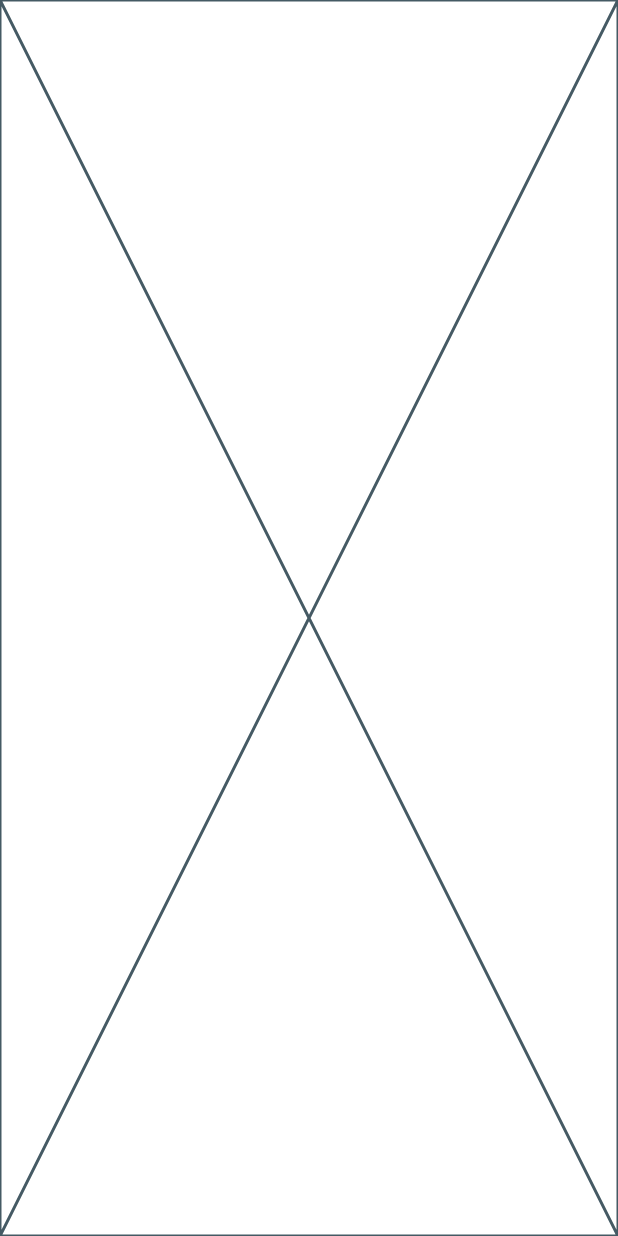
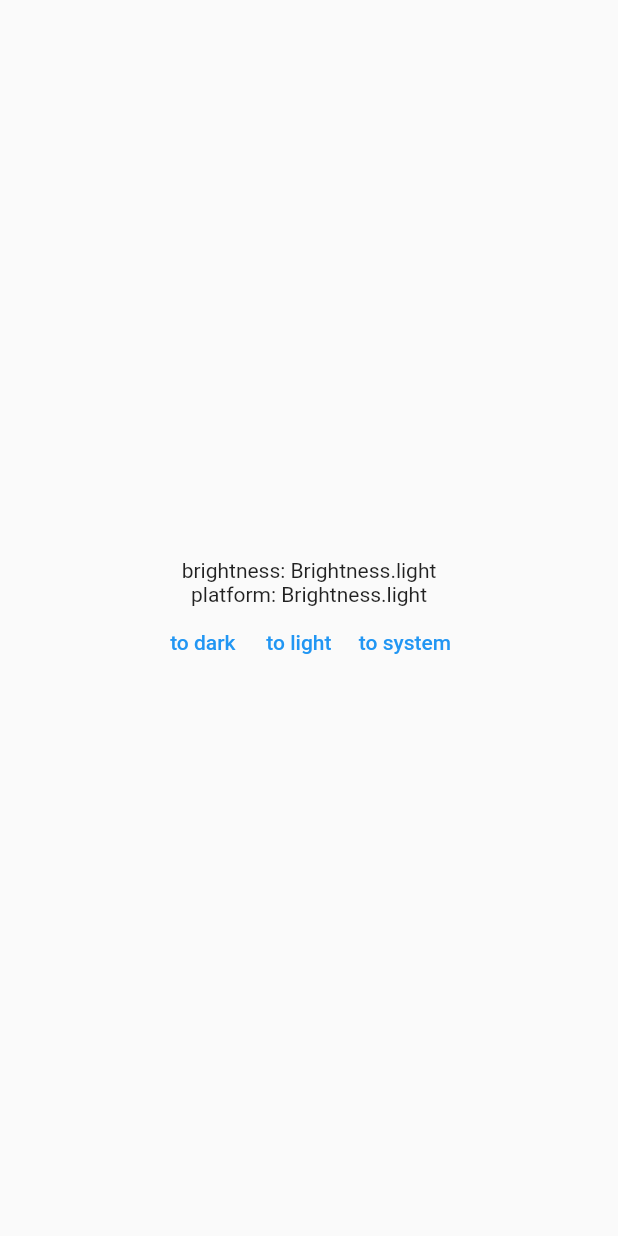
Before and after one commit to saaaltech/saaaltodos.old-230205, a Flutter app: the screen it shows after launch, on a phone screen of 412 x 824 dp. Run offline on Flutter 3.47's test engine with Material 2 defaults, Android fonts, the phone set to English and light mode, and no system bars.

Commit message:
feat: support dark mode control

```diff
--- a/lib/main.dart
+++ b/lib/main.dart
@@ -1,4 +1,6 @@
 import 'package:flutter/material.dart';
+import 'package:saaaltodos/status/app_root.dart';
+import 'package:saaaltodos/validate/app_root_validate.dart';
 
 void main() {
   runApp(const App());
@@ -9,6 +11,12 @@ class App extends StatelessWidget {
 
   @override
   Widget build(BuildContext context) {
-    return const Placeholder();
+    return AppRoot(
+      home: Scaffold(
+        body: Center(
+          child: ThemeModeValidate(),
+        ),
+      ),
+    );
   }
 }
--- /dev/null
+++ b/lib/status/app_root.dart
@@ -0,0 +1,115 @@
+import 'package:flutter/foundation.dart';
+import 'package:flutter/material.dart';
+
+/// Global key as the default key of [AppRoot] instance.
+final appRoot = GlobalKey();
+
+/// Handle theme and locale change at the root of an app.
+///
+/// You can call the getters of its [State] from its [GlobalKey]
+/// to set the theme, theme mode and locale and it will change as is.
+///
+/// It contains [MaterialApp] and has usually only one instance
+/// at the root of the whole app.
+/// Most of its parameters are similar to [MaterialApp] that
+/// you can attach [routes] or [home] on it directly.
+///
+class AppRoot extends StatefulWidget {
+  AppRoot({
+    GlobalKey? key,
+    this.defaultThemeMode = ThemeMode.system,
+    ThemeData? defaultDarkTheme,
+    ThemeData? defaultLightTheme,
+    Widget? home,
+    this.routes = const <String, WidgetBuilder>{},
+    this.initialRoute,
+    this.onUnknownRoute,
+  }) : super(key: appRoot) {
+    this.defaultDarkTheme = defaultDarkTheme ?? ThemeData.dark();
+    this.defaultLightTheme = defaultLightTheme ?? ThemeData.light();
+    this.home = routes.isEmpty
+        ? home ?? const Scaffold(body: Center(child: Text('app root')))
+        : null;
+  }
+
+  // Theme and locale default values.
+  final ThemeMode defaultThemeMode;
+  late final ThemeData defaultDarkTheme;
+  late final ThemeData defaultLightTheme;
+
+  // Home and routes of the handled material app.
+  late final Widget? home;
+  final Map<String, Widget Function(BuildContext)> routes;
+  final String? initialRoute;
+  final Route<dynamic>? Function(RouteSettings)? onUnknownRoute;
+
+  @override
+  State<AppRoot> createState() => AppRootState();
+}
+
+class AppRootState extends State<AppRoot> with WidgetsBindingObserver {
+  // Local private variables about theme and locale.
+  late ThemeMode _themeMode = widget.defaultThemeMode;
+  late ThemeData _darkTheme = widget.defaultDarkTheme;
+  late ThemeData _lightTheme = widget.defaultLightTheme;
+
+  /// Whether the app root is current in dark mode.
+  bool get dark => _themeMode == ThemeMode.system
+      ? PlatformDispatcher.instance.platformBrightness == Brightness.dark
+      : _themeMode == ThemeMode.dark;
+
+  /// Update theme mode.
+  set themeMode(ThemeMode mode) {
+    if (_themeMode != mode) {
+      setState(() => _themeMode = mode);
+    }
+  }
+
+  /// Update dark theme data.
+  set darkTheme(ThemeData themeData) {
+    if (_darkTheme != themeData) {
+      setState(() => _darkTheme = themeData);
+    }
+  }
+
+  /// Update light theme data.
+  set lightTheme(ThemeData themeData) {
+    if (_lightTheme != themeData) {
+      setState(() => _lightTheme = themeData);
+    }
+  }
+
+  @override
+  void didChangePlatformBrightness() {
+    super.didChangePlatformBrightness();
+    setState(() {});
+  }
+
+  @override
+  void initState() {
+    super.initState();
+    WidgetsBinding.instance.addObserver(this);
+  }
+
+  @override
+  void dispose() {
+    WidgetsBinding.instance.removeObserver(this);
+    super.dispose();
+  }
+
+  @override
+  Widget build(BuildContext context) {
+    return MaterialApp(
+      // Theme and locales.
+      themeMode: dark ? ThemeMode.dark : ThemeMode.light,
+      darkTheme: _darkTheme,
+      theme: _lightTheme,
+
+      // Home and routes.
+      home: widget.home,
+      routes: widget.routes,
+      initialRoute: widget.initialRoute,
+      onUnknownRoute: widget.onUnknownRoute,
+    );
+  }
+}
--- /dev/null
+++ b/lib/validate/app_root_validate.dart
@@ -0,0 +1,52 @@
+import 'dart:ui';
+
+import 'package:flutter/material.dart';
+import 'package:saaaltodos/status/app_root.dart' as raw show appRoot;
+import 'package:saaaltodos/status/app_root.dart' hide appRoot;
+
+/// Validate theme mode of the [AppRoot].
+///
+/// 1. Display [Brightness] of current [BuildContext]'s [Theme].
+/// 2. Display [Brightness] of current platform (using [PlatformDispatcher]).
+/// 3. Buttons to set current [ThemeMode].
+///
+/// Make sure it locates inside the [AppRoot] widgets and
+/// they have the same [GlobalKey].
+///
+class ThemeModeValidate extends StatelessWidget {
+  ThemeModeValidate({Key? key, GlobalKey? appRoot}) : super(key: key) {
+    this.appRoot = appRoot ?? raw.appRoot;
+  }
+
+  late final GlobalKey appRoot;
+
+  @override
+  Widget build(BuildContext context) {
+    final appRoot = this.appRoot.currentState as AppRootState?;
+
+    return Column(
+      mainAxisSize: MainAxisSize.min,
+      children: [
+        Text('brightness: ${Theme.of(context).brightness}'),
+        Text('platform: ${MediaQuery.of(context).platformBrightness}'),
+        Row(
+          mainAxisSize: MainAxisSize.min,
+          children: [
+            TextButton(
+              onPressed: () => appRoot?.themeMode = ThemeMode.dark,
+              child: const Text('to dark'),
+            ),
+            TextButton(
+              onPressed: () => appRoot?.themeMode = ThemeMode.light,
+              child: const Text('to light'),
+            ),
+            TextButton(
+              onPressed: () => appRoot?.themeMode = ThemeMode.system,
+              child: const Text('to system'),
+            ),
+          ],
+        ),
+      ],
+    );
+  }
+}
```
Also changed, not shown: 1 other file.
